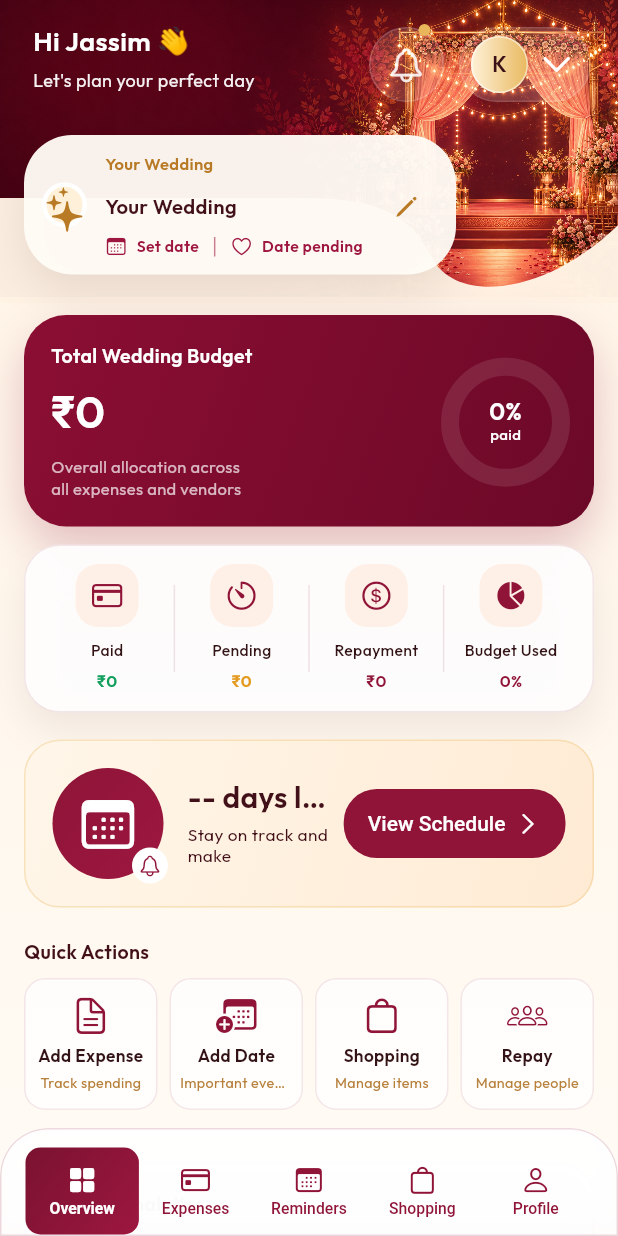
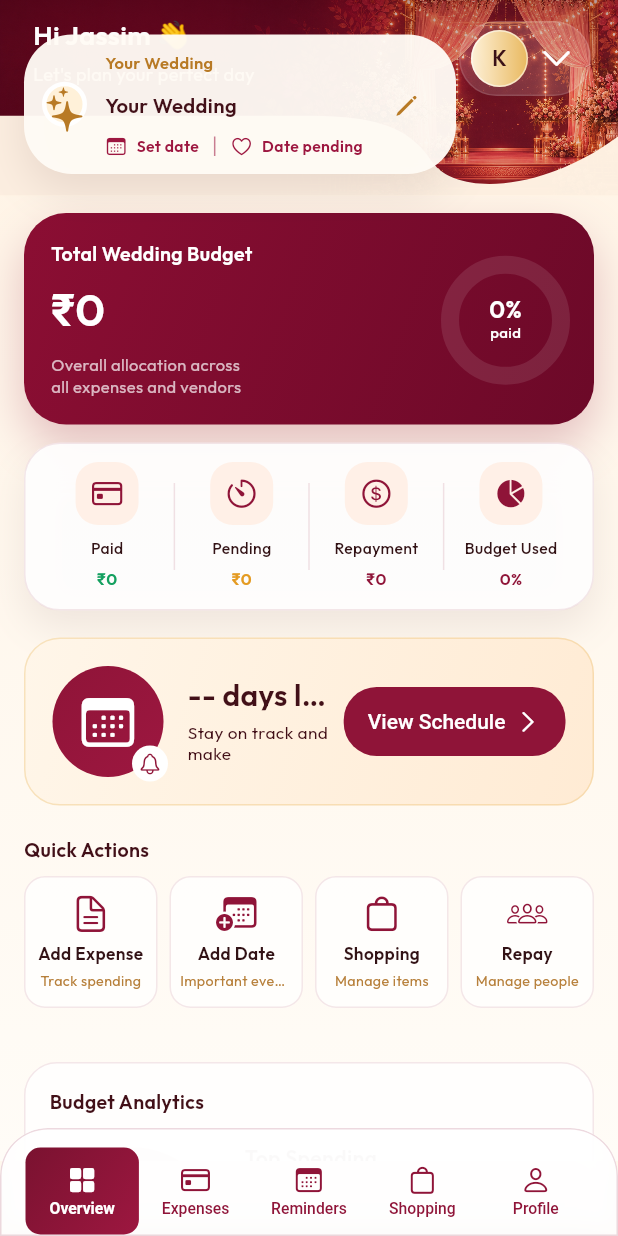
Before and after one commit to jassimpv/kalayana_tracker, a Flutter app: the screen it shows once a user with an empty profile is signed in, on a phone screen of 412 x 824 dp. Run offline on Flutter 3.47's test engine with Material 3 defaults, Android fonts, the phone set to English and light mode, and no system bars; our stand-ins replace cloud_firestore, device_info_plus, firebase_auth, firebase_core, get, google_mobile_ads and 5 more; missing offline and left inert: in_app_update; accounts and stored records are empty; network calls fail.

Commit message:
refactor(dashboard): convert hero header to collapsing SliverAppBar
- Replace static hero with pinned, stretchable SliverAppBar
- Move overview tab from CustomScrollView to Padding widget
- Show wedding identity card inline when header is collapsed
- Unify mobile/desktop layout paths into single scroll view

```diff
--- a/lib/app/modules/dashboard/views/dashboard_view.dart
+++ b/lib/app/modules/dashboard/views/dashboard_view.dart
@@ -557,11 +557,7 @@ class _DashboardTabPage extends GetView<DashboardController> {
                           topRight: Radius.circular(30),
                         ),
                 ),
-                child: CustomScrollView(
-                  physics: const ClampingScrollPhysics(),
-                  primary: true,
-                  slivers: [
-                    SliverPadding(
+                child: Padding(
                   padding: EdgeInsets.only(
                     top:
                         index == 0 ||
@@ -574,7 +570,7 @@ class _DashboardTabPage extends GetView<DashboardController> {
                     bottom: isDesktop(context)
                         ? 32
                         : MediaQuery.paddingOf(context).bottom +
-                                  (index == 0 ? 118 : 60) +
+                              (index == 0 ? 0 : 60) +
                               (isMobileAdsSupported
                                   ? AdsConfig.bannerHeight
                                   : 0),
@@ -601,14 +597,10 @@ class _DashboardTabPage extends GetView<DashboardController> {
                         ? 16
                         : 0,
                   ),
-                      sliver: SliverToBoxAdapter(
                   child: ResponsivePageContainer(
                     padding: EdgeInsets.zero,
                     child: _page(index, controller.data.value),
                   ),
-                      ),
-                    ),
-                  ],
                 ),
               ),
             ),
--- a/lib/app/modules/dashboard/views/expenses/dashboard_overview.dart
+++ b/lib/app/modules/dashboard/views/expenses/dashboard_overview.dart
@@ -80,8 +80,49 @@ class _DashboardOverviewScreen extends StatelessWidget {
     final repayment = data.repaymentPending;
     final remaining = math.max(data.totalBudget - paid - pending, 0.0);
 
-    final hero = _DashboardHeroHeader(
-      firstName: firstName == '-' ? 'Jassim' : firstName,
+    final firstNameLabel = firstName == '-' ? 'Jassim' : firstName;
+    final budget = _BudgetHeroCard(
+      total: data.totalBudget,
+      paid: paid,
+      pending: pending,
+      remaining: remaining,
+      progress: progress,
+    );
+    final metrics = _BudgetMetricStrip(
+      paid: paid,
+      pending: pending,
+      repayment: repayment,
+      remaining: remaining,
+      progress: progress,
+    );
+    final pulse = _PaymentPulseCard(daysLeft: daysLeft, onTap: onReminder);
+    final actions = _OverviewQuickActions(
+      onExpense: onExpense,
+      onReminder: onReminder,
+      onPurchase: onPurchase,
+    );
+    final analytics = _OverviewBudgetAnalytics(
+      progress: progress,
+      categoryTotals: data.categoryTotals,
+      onViewReports: onViewReports,
+    );
+
+    final compact = isMobile(context) || isTablet(context);
+
+    return DecoratedBox(
+      decoration: const BoxDecoration(
+        gradient: LinearGradient(
+          begin: Alignment.topCenter,
+          end: Alignment.bottomCenter,
+          colors: [Color(0xFFFFF3E4), Color(0xFFFFFCF7)],
+        ),
+      ),
+      child: CustomScrollView(
+        physics: const ClampingScrollPhysics(),
+        slivers: [
+          if (compact)
+            _OverviewHeroSliverAppBar(
+              firstName: firstNameLabel,
               user: user,
               coupleName: couple,
               weddingDate: weddingDate,
@@ -89,48 +130,17 @@ class _DashboardOverviewScreen extends StatelessWidget {
               onReminderTap: onShowReminders,
               onProfileTap: onShowProfile,
               onEditWedding: onEditWedding,
-    );
-    final budget = _BudgetHeroCard(
-      total: data.totalBudget,
-      paid: paid,
-      pending: pending,
-      remaining: remaining,
-      progress: progress,
-    );
-    final metrics = _BudgetMetricStrip(
-      paid: paid,
-      pending: pending,
-      repayment: repayment,
-      remaining: remaining,
-      progress: progress,
-    );
-    final pulse = _PaymentPulseCard(daysLeft: daysLeft, onTap: onReminder);
-    final actions = _OverviewQuickActions(
-      onExpense: onExpense,
-      onReminder: onReminder,
-      onPurchase: onPurchase,
-    );
-    final analytics = _OverviewBudgetAnalytics(
-      progress: progress,
-      categoryTotals: data.categoryTotals,
-      onViewReports: onViewReports,
-    );
-
-    if (isMobile(context) || isTablet(context)) {
-      return DecoratedBox(
-        decoration: const BoxDecoration(
-          gradient: LinearGradient(
-            begin: Alignment.topCenter,
-            end: Alignment.bottomCenter,
-            colors: [Color(0xFFFFF3E4), Color(0xFFFFFCF7)],
-          ),
-        ),
-        child: Column(
-          children: [
-            hero,
-            Padding(
-              padding: const EdgeInsets.fromLTRB(16, 12, 16, 0),
-              child: Column(
+            ),
+          SliverPadding(
+            padding: EdgeInsets.fromLTRB(
+              compact ? 16 : 24,
+              compact ? 12 : 24,
+              compact ? 16 : 24,
+              compact ? 24 : 32,
+            ),
+            sliver: SliverToBoxAdapter(
+              child: compact
+                  ? Column(
                       children: [
                         budget,
                         const SizedBox(height: 12),
@@ -144,26 +154,8 @@ class _DashboardOverviewScreen extends StatelessWidget {
                         const SizedBox(height: 18),
                         analytics,
                       ],
-              ),
-            ),
-          ],
-        ),
-      );
-    }
-
-    return DecoratedBox(
-      decoration: const BoxDecoration(
-        gradient: LinearGradient(
-          begin: Alignment.topCenter,
-          end: Alignment.bottomCenter,
-          colors: [Color(0xFFFFF3E4), Color(0xFFFFFCF7)],
-        ),
-      ),
-      child: Column(
-        children: [
-          Padding(
-            padding: const EdgeInsets.fromLTRB(24, 24, 24, 24),
-            child: Column(
+                    )
+                  : Column(
                       children: [
                         Row(
                           crossAxisAlignment: CrossAxisAlignment.start,
@@ -182,14 +174,15 @@ class _DashboardOverviewScreen extends StatelessWidget {
                       ],
                     ),
             ),
-        ],
-      ),
-    );
-  }
-}
-
-class _DashboardHeroHeader extends StatelessWidget {
-  const _DashboardHeroHeader({
+          ),
+        ],
+      ),
+    );
+  }
+}
+
+class _OverviewHeroSliverAppBar extends StatelessWidget {
+  const _OverviewHeroSliverAppBar({
     required this.firstName,
     required this.user,
     required this.coupleName,
@@ -212,16 +205,36 @@ class _DashboardHeroHeader extends StatelessWidget {
   @override
   Widget build(BuildContext context) {
     final topInset = MediaQuery.paddingOf(context).top;
-    final heroHeight = topInset + 98;
-    return SizedBox(
-      height: heroHeight + 100,
-      child: Stack(
+    final expandedHeight = topInset + 130;
+    final collapsedHeight = topInset + 70;
+
+    return SliverAppBar(
+      automaticallyImplyLeading: false,
+      pinned: true,
+      stretch: true,
+      elevation: 0,
+      scrolledUnderElevation: 0,
+      backgroundColor: const Color(0xFF8F1438),
+      toolbarHeight: 70,
+      collapsedHeight: collapsedHeight,
+      expandedHeight: expandedHeight,
+      flexibleSpace: LayoutBuilder(
+        builder: (context, constraints) {
+          final settings = context
+              .dependOnInheritedWidgetOfExactType<FlexibleSpaceBarSettings>();
+          final currentExtent =
+              settings?.currentExtent ?? constraints.biggest.height;
+          final minExtent = settings?.minExtent ?? collapsedHeight;
+          final maxExtent = settings?.maxExtent ?? expandedHeight;
+          final expandProgress =
+              ((currentExtent - minExtent) / (maxExtent - minExtent)).clamp(
+                0.0,
+                1.0,
+              );
+          final bool isCollapsed = currentExtent <= minExtent + 1;
+
+          return Stack(
             clipBehavior: Clip.none,
-        children: [
-          Container(
-            height: heroHeight + 100,
-            decoration: const BoxDecoration(color: Color(0xFF8F1438)),
-            child: Stack(
             children: [
               Positioned.fill(
                 child: Image.asset(
@@ -231,13 +244,29 @@ class _DashboardHeroHeader extends StatelessWidget {
                   filterQuality: FilterQuality.high,
                 ),
               ),
+              Positioned.fill(
+                child: DecoratedBox(
+                  decoration: BoxDecoration(
+                    gradient: LinearGradient(
+                      begin: Alignment.topCenter,
+                      end: Alignment.bottomCenter,
+                      colors: [
+                        const Color(0xFF5A0820).withValues(alpha: 0.42),
+                        const Color(0xFF8F1438).withValues(alpha: 0.18),
+                        const Color(0xFF8F1438).withValues(alpha: 0.34),
+                      ],
+                    ),
+                  ),
+                ),
+              ),
               Positioned(
-                  top: topInset + 18,
+                top: topInset + 14,
                 left: 22,
                 right: 18,
                 child: Row(
                   crossAxisAlignment: CrossAxisAlignment.start,
                   children: [
+                    if (!isCollapsed)
                       Expanded(
                         child: Column(
                           crossAxisAlignment: CrossAxisAlignment.start,
@@ -256,6 +285,8 @@ class _DashboardHeroHeader extends StatelessWidget {
                             const SizedBox(height: 8),
                             Text(
                               "Let's plan your perfect day",
+                              maxLines: 1,
+                              overflow: TextOverflow.ellipsis,
                               style: TextStyle(
                                 color: Colors.white.withValues(alpha: 0.94),
                                 fontSize: 12,
@@ -264,56 +295,9 @@ class _DashboardHeroHeader extends StatelessWidget {
                             ),
                           ],
                         ),
-                      ),
-                      const SizedBox(width: 12),
-                      Stack(
-                        clipBehavior: Clip.none,
-                        children: [
-                          _HeaderCircleButton(
-                            icon: CupertinoIcons.bell,
-                            onTap: onReminderTap,
-                          ),
-                          Positioned(
-                            right: 9,
-                            top: -2,
-                            child: Container(
-                              width: 8,
-                              height: 8,
-                              decoration: const BoxDecoration(
-                                color: Color(0xFFE8B75C),
-                                shape: BoxShape.circle,
-                              ),
-                            ),
-                          ),
-                        ],
-                      ),
-                      const SizedBox(width: 10),
-                      _ProfilePill(user: user, onTap: onProfileTap),
-                    ],
-                  ),
-                ),
-              ],
-            ),
-          ),
-          Positioned(
-            left: 0,
-            right: 0,
-            top: heroHeight + 34,
-            child: ClipPath(
-              clipper: _OverviewHeaderCardScoopClipper(),
-              child: SizedBox(
-                height: 70,
-                child: ColoredBox(
-                  color: const Color(0xFFFFF3E4).withValues(alpha: 0.98),
-                ),
-              ),
-            ),
-          ),
-          Positioned(
-            left: 16,
-            right: 108,
-            top: heroHeight - 8,
-            child: SizedBox(
+                      )
+                    else
+                      Expanded(
                         child: _WeddingIdentityCard(
                           coupleName: coupleName,
                           weddingDate: weddingDate,
@@ -321,8 +305,47 @@ class _DashboardHeroHeader extends StatelessWidget {
                           onEdit: onEditWedding,
                         ),
                       ),
-          ),
-        ],
+                    const SizedBox(width: 12),
+                    _ProfilePill(user: user, onTap: onProfileTap),
+                  ],
+                ),
+              ),
+              Positioned(
+                left: 0,
+                right: 0,
+                bottom: -1,
+                child: IgnorePointer(
+                  child: Opacity(
+                    opacity: expandProgress,
+                    child: ClipPath(
+                      clipper: _OverviewHeaderCardScoopClipper(),
+                      child: SizedBox(
+                        height: 54,
+                        child: ColoredBox(
+                          color: const Color(
+                            0xFFFFF3E4,
+                          ).withValues(alpha: 0.98),
+                        ),
+                      ),
+                    ),
+                  ),
+                ),
+              ),
+              if (!isCollapsed)
+                Positioned(
+                  left: 16,
+                  right: 108,
+                  bottom: 14,
+                  child: _WeddingIdentityCard(
+                    coupleName: coupleName,
+                    weddingDate: weddingDate,
+                    daysLeft: daysLeft,
+                    onEdit: onEditWedding,
+                  ),
+                ),
+            ],
+          );
+        },
       ),
     );
   }
```
Lines whose indentation alone changed are shown as unchanged.
